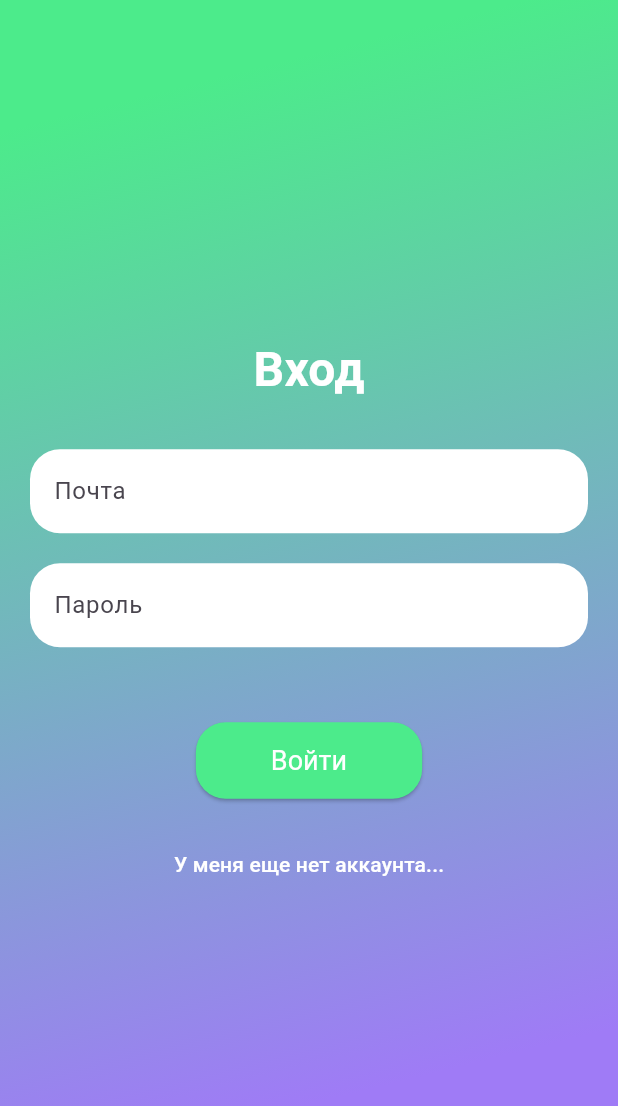
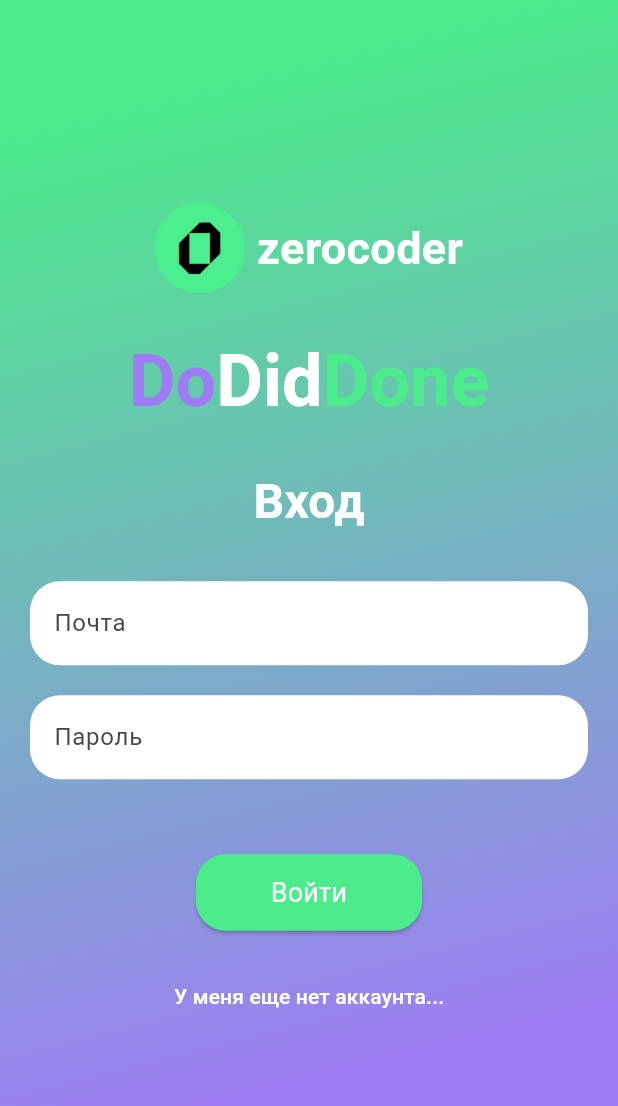
Before and after one commit to 5122022YV/zc_dodiddone, a Flutter app: the screen it shows after launch, on a phone screen of 412 x 824 dp. Shown: the top 1106 px of the screen. Run offline on Flutter 3.47's test engine with Material 3 defaults, Android fonts, the phone set to English and light mode, and no system bars.

Commit message:
Login page logo

```diff
--- a/lib/pages/login_page.dart
+++ b/lib/pages/login_page.dart
@@ -37,6 +37,57 @@ class _LoginPageState extends State<LoginPage> {
           child: Column(
             mainAxisAlignment: MainAxisAlignment.center,
             children: [
+              // Добавление логотипа университета
+              Row(
+                mainAxisAlignment: MainAxisAlignment.center,
+                children: [
+                  Image.asset(
+                    'assets/zerocoder.png', // Замените на правильный путь к файлу
+                    height: 60, // Устанавливаем высоту изображения
+                  ),
+                  const SizedBox(width: 8),
+                  // Добавляем текст "zerocoder"
+                  Text(
+                    'zerocoder',
+                    style: TextStyle(
+                      fontSize: 30,
+                      fontWeight: FontWeight.bold,
+                      color: Colors.white, // Белый цвет текста
+                    ),
+                  ),
+                ],
+              ),
+              const SizedBox(height: 30),
+
+              // Вставка надписи DoDidDone
+              RichText(
+                text: TextSpan(
+                  style: const TextStyle(
+                    fontSize: 48,
+                    fontWeight: FontWeight.bold,
+                  ),
+                  children: [
+                    TextSpan(
+                      text: 'Do',
+                      style: TextStyle(
+                        color: DoDidDoneTheme.lightTheme.colorScheme.primary,
+                      ),
+                    ),
+                    const TextSpan(
+                      text: 'Did',
+                      style: TextStyle(color: Colors.white),
+                    ),
+                    TextSpan(
+                      text: 'Done',
+                      style: TextStyle(
+                        color: DoDidDoneTheme.lightTheme.colorScheme.secondary,
+                      ),
+                    ),
+                    ],
+                ),
+              ),
+              const SizedBox(height: 30),
+
               // Заголовок
               Text(
                 isLogin ? 'Вход' : 'Регистрация', // Заголовок "Вход" или "Регистрация"
```
Also changed, not shown: assets/zerocoder.png (added).
